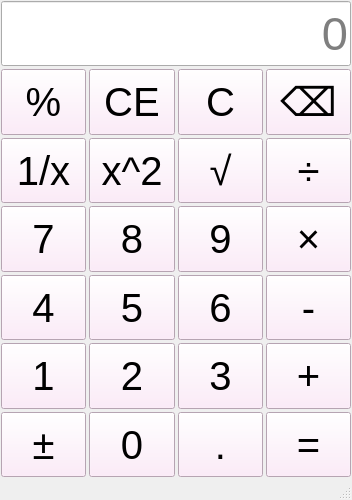
Junna223/study, file mainwindow.ui: the form before one commit.
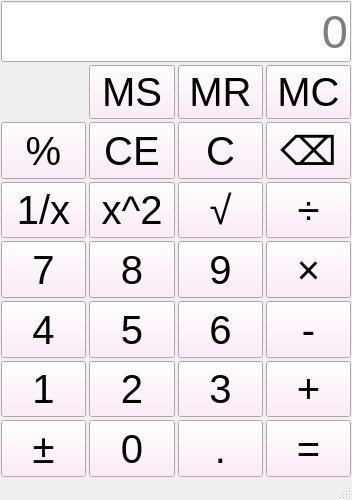
The form after the commit.

Diff of the .ui file:
```diff
--- a/mainwindow.ui
+++ b/mainwindow.ui
@@ -53,8 +53,8 @@
     </property>
     <item>
      <layout class="QGridLayout" name="gridLayout">
-      <item row="4" column="1">
-       <widget class="QPushButton" name="btnNum8">
+      <item row="3" column="3">
+       <widget class="QPushButton" name="btnDivide">
         <property name="sizePolicy">
          <sizepolicy hsizetype="Minimum" vsizetype="Preferred">
           <horstretch>0</horstretch>
@@ -62,11 +62,50 @@
          </sizepolicy>
         </property>
         <property name="text">
-         <string>8</string>
+         <string>÷</string>
         </property>
        </widget>
       </item>
-      <item row="6" column="3">
+      <item row="7" column="0">
+       <widget class="QPushButton" name="btnNum1">
+        <property name="sizePolicy">
+         <sizepolicy hsizetype="Minimum" vsizetype="Preferred">
+          <horstretch>0</horstretch>
+          <verstretch>0</verstretch>
+         </sizepolicy>
+        </property>
+        <property name="text">
+         <string>1</string>
+        </property>
+       </widget>
+      </item>
+      <item row="9" column="0">
+       <widget class="QPushButton" name="btnPlusMinus">
+        <property name="sizePolicy">
+         <sizepolicy hsizetype="Minimum" vsizetype="Preferred">
+          <horstretch>0</horstretch>
+          <verstretch>0</verstretch>
+         </sizepolicy>
+        </property>
+        <property name="text">
+         <string>±</string>
+        </property>
+       </widget>
+      </item>
+      <item row="3" column="2">
+       <widget class="QPushButton" name="btnSqrt">
+        <property name="sizePolicy">
+         <sizepolicy hsizetype="Minimum" vsizetype="Preferred">
+          <horstretch>0</horstretch>
+          <verstretch>0</verstretch>
+         </sizepolicy>
+        </property>
+        <property name="text">
+         <string>√</string>
+        </property>
+       </widget>
+      </item>
+      <item row="7" column="3">
        <widget class="QPushButton" name="btnPlus">
         <property name="sizePolicy">
          <sizepolicy hsizetype="Minimum" vsizetype="Preferred">
@@ -79,8 +118,8 @@
         </property>
        </widget>
       </item>
-      <item row="4" column="3">
-       <widget class="QPushButton" name="btnMultipe">
+      <item row="6" column="0">
+       <widget class="QPushButton" name="btnNum4">
         <property name="sizePolicy">
          <sizepolicy hsizetype="Minimum" vsizetype="Preferred">
           <horstretch>0</horstretch>
@@ -88,24 +127,11 @@
          </sizepolicy>
         </property>
         <property name="text">
-         <string>×</string>
+         <string>4</string>
         </property>
        </widget>
       </item>
-      <item row="5" column="3">
-       <widget class="QPushButton" name="btnMinus">
-        <property name="sizePolicy">
-         <sizepolicy hsizetype="Minimum" vsizetype="Preferred">
-          <horstretch>0</horstretch>
-          <verstretch>0</verstretch>
-         </sizepolicy>
-        </property>
-        <property name="text">
-         <string>-</string>
-        </property>
-       </widget>
-      </item>
-      <item row="5" column="1">
+      <item row="6" column="1">
        <widget class="QPushButton" name="btnNum5">
         <property name="sizePolicy">
          <sizepolicy hsizetype="Minimum" vsizetype="Preferred">
@@ -118,7 +144,33 @@
         </property>
        </widget>
       </item>
-      <item row="8" column="2">
+      <item row="6" column="2">
+       <widget class="QPushButton" name="btnNum6">
+        <property name="sizePolicy">
+         <sizepolicy hsizetype="Minimum" vsizetype="Preferred">
+          <horstretch>0</horstretch>
+          <verstretch>0</verstretch>
+         </sizepolicy>
+        </property>
+        <property name="text">
+         <string>6</string>
+        </property>
+       </widget>
+      </item>
+      <item row="9" column="1">
+       <widget class="QPushButton" name="btnNum0">
+        <property name="sizePolicy">
+         <sizepolicy hsizetype="Minimum" vsizetype="Preferred">
+          <horstretch>0</horstretch>
+          <verstretch>0</verstretch>
+         </sizepolicy>
+        </property>
+        <property name="text">
+         <string>0</string>
+        </property>
+       </widget>
+      </item>
+      <item row="9" column="2">
        <widget class="QPushButton" name="btnPeriod">
         <property name="sizePolicy">
          <sizepolicy hsizetype="Minimum" vsizetype="Preferred">
@@ -131,7 +183,20 @@
         </property>
        </widget>
       </item>
-      <item row="1" column="3">
+      <item row="5" column="3">
+       <widget class="QPushButton" name="btnMultipe">
+        <property name="sizePolicy">
+         <sizepolicy hsizetype="Minimum" vsizetype="Preferred">
+          <horstretch>0</horstretch>
+          <verstretch>0</verstretch>
+         </sizepolicy>
+        </property>
+        <property name="text">
+         <string>×</string>
+        </property>
+       </widget>
+      </item>
+      <item row="2" column="3">
        <widget class="QPushButton" name="btnDel">
         <property name="sizePolicy">
          <sizepolicy hsizetype="Minimum" vsizetype="Preferred">
@@ -144,8 +209,8 @@
         </property>
        </widget>
       </item>
-      <item row="6" column="2">
-       <widget class="QPushButton" name="btnNum3">
+      <item row="5" column="0">
+       <widget class="QPushButton" name="btnNum7">
         <property name="sizePolicy">
          <sizepolicy hsizetype="Minimum" vsizetype="Preferred">
           <horstretch>0</horstretch>
@@ -153,12 +218,12 @@
          </sizepolicy>
         </property>
         <property name="text">
-         <string>3</string>
+         <string>7</string>
         </property>
        </widget>
       </item>
-      <item row="2" column="3">
-       <widget class="QPushButton" name="btnDivide">
+      <item row="6" column="3">
+       <widget class="QPushButton" name="btnMinus">
         <property name="sizePolicy">
          <sizepolicy hsizetype="Minimum" vsizetype="Preferred">
           <horstretch>0</horstretch>
@@ -166,11 +231,11 @@
          </sizepolicy>
         </property>
         <property name="text">
-         <string>÷</string>
+         <string>-</string>
         </property>
        </widget>
       </item>
-      <item row="2" column="1">
+      <item row="3" column="1">
        <widget class="QPushButton" name="btnSquare">
         <property name="sizePolicy">
          <sizepolicy hsizetype="Minimum" vsizetype="Preferred">
@@ -184,45 +249,6 @@
        </widget>
       </item>
       <item row="2" column="0">
-       <widget class="QPushButton" name="btnInverse">
-        <property name="sizePolicy">
-         <sizepolicy hsizetype="Minimum" vsizetype="Preferred">
-          <horstretch>0</horstretch>
-          <verstretch>0</verstretch>
-         </sizepolicy>
-        </property>
-        <property name="text">
-         <string>1/x</string>
-        </property>
-       </widget>
-      </item>
-      <item row="2" column="2">
-       <widget class="QPushButton" name="btnSqrt">
-        <property name="sizePolicy">
-         <sizepolicy hsizetype="Minimum" vsizetype="Preferred">
-          <horstretch>0</horstretch>
-          <verstretch>0</verstretch>
-         </sizepolicy>
-        </property>
-        <property name="text">
-         <string>√</string>
-        </property>
-       </widget>
-      </item>
-      <item row="5" column="2">
-       <widget class="QPushButton" name="btnNum6">
-        <property name="sizePolicy">
-         <sizepolicy hsizetype="Minimum" vsizetype="Preferred">
-          <horstretch>0</horstretch>
-          <verstretch>0</verstretch>
-         </sizepolicy>
-        </property>
-        <property name="text">
-         <string>6</string>
-        </property>
-       </widget>
-      </item>
-      <item row="1" column="0">
        <widget class="QPushButton" name="btnPercentage">
         <property name="sizePolicy">
          <sizepolicy hsizetype="Minimum" vsizetype="Preferred">
@@ -235,6 +261,45 @@
         </property>
        </widget>
       </item>
+      <item row="2" column="1">
+       <widget class="QPushButton" name="btnClearAll">
+        <property name="sizePolicy">
+         <sizepolicy hsizetype="Minimum" vsizetype="Preferred">
+          <horstretch>0</horstretch>
+          <verstretch>0</verstretch>
+         </sizepolicy>
+        </property>
+        <property name="text">
+         <string>CE</string>
+        </property>
+       </widget>
+      </item>
+      <item row="5" column="2">
+       <widget class="QPushButton" name="btnNum9">
+        <property name="sizePolicy">
+         <sizepolicy hsizetype="Minimum" vsizetype="Preferred">
+          <horstretch>0</horstretch>
+          <verstretch>0</verstretch>
+         </sizepolicy>
+        </property>
+        <property name="text">
+         <string>9</string>
+        </property>
+       </widget>
+      </item>
+      <item row="9" column="3">
+       <widget class="QPushButton" name="btnEqual">
+        <property name="sizePolicy">
+         <sizepolicy hsizetype="Minimum" vsizetype="Preferred">
+          <horstretch>0</horstretch>
+          <verstretch>0</verstretch>
+         </sizepolicy>
+        </property>
+        <property name="text">
+         <string>=</string>
+        </property>
+       </widget>
+      </item>
       <item row="0" column="0" colspan="4">
        <widget class="QLineEdit" name="display">
         <property name="sizePolicy">
@@ -251,8 +316,8 @@
         </property>
        </widget>
       </item>
-      <item row="5" column="0">
-       <widget class="QPushButton" name="btnNum4">
+      <item row="3" column="0">
+       <widget class="QPushButton" name="btnInverse">
         <property name="sizePolicy">
          <sizepolicy hsizetype="Minimum" vsizetype="Preferred">
           <horstretch>0</horstretch>
@@ -260,11 +325,11 @@
          </sizepolicy>
         </property>
         <property name="text">
-         <string>4</string>
+         <string>1/x</string>
         </property>
        </widget>
       </item>
-      <item row="1" column="2">
+      <item row="2" column="2">
        <widget class="QPushButton" name="btnClear">
         <property name="sizePolicy">
          <sizepolicy hsizetype="Minimum" vsizetype="Preferred">
@@ -277,7 +342,33 @@
         </property>
        </widget>
       </item>
-      <item row="6" column="1">
+      <item row="7" column="2">
+       <widget class="QPushButton" name="btnNum3">
+        <property name="sizePolicy">
+         <sizepolicy hsizetype="Minimum" vsizetype="Preferred">
+          <horstretch>0</horstretch>
+          <verstretch>0</verstretch>
+         </sizepolicy>
+        </property>
+        <property name="text">
+         <string>3</string>
+        </property>
+       </widget>
+      </item>
+      <item row="5" column="1">
+       <widget class="QPushButton" name="btnNum8">
+        <property name="sizePolicy">
+         <sizepolicy hsizetype="Minimum" vsizetype="Preferred">
+          <horstretch>0</horstretch>
+          <verstretch>0</verstretch>
+         </sizepolicy>
+        </property>
+        <property name="text">
+         <string>8</string>
+        </property>
+       </widget>
+      </item>
+      <item row="7" column="1">
        <widget class="QPushButton" name="btnNum2">
         <property name="sizePolicy">
          <sizepolicy hsizetype="Minimum" vsizetype="Preferred">
@@ -290,94 +381,24 @@
         </property>
        </widget>
       </item>
+      <item row="1" column="2">
+       <widget class="QPushButton" name="btnMR">
+        <property name="text">
+         <string>MR</string>
+        </property>
+       </widget>
+      </item>
       <item row="1" column="1">
-       <widget class="QPushButton" name="btnClearAll">
-        <property name="sizePolicy">
-         <sizepolicy hsizetype="Minimum" vsizetype="Preferred">
-          <horstretch>0</horstretch>
-          <verstretch>0</verstretch>
-         </sizepolicy>
-        </property>
+       <widget class="QPushButton" name="btnMS">
         <property name="text">
-         <string>CE</string>
+         <string>MS</string>
         </property>
        </widget>
       </item>
-      <item row="8" column="3">
-       <widget class="QPushButton" name="btnEqual">
-        <property name="sizePolicy">
-         <sizepolicy hsizetype="Minimum" vsizetype="Preferred">
-          <horstretch>0</horstretch>
-          <verstretch>0</verstretch>
-         </sizepolicy>
-        </property>
+      <item row="1" column="3">
+       <widget class="QPushButton" name="btnMC">
         <property name="text">
-         <string>=</string>
-        </property>
-       </widget>
-      </item>
-      <item row="4" column="0">
-       <widget class="QPushButton" name="btnNum7">
-        <property name="sizePolicy">
-         <sizepolicy hsizetype="Minimum" vsizetype="Preferred">
-          <horstretch>0</horstretch>
-          <verstretch>0</verstretch>
-         </sizepolicy>
-        </property>
-        <property name="text">
-         <string>7</string>
-        </property>
-       </widget>
-      </item>
-      <item row="6" column="0">
-       <widget class="QPushButton" name="btnNum1">
-        <property name="sizePolicy">
-         <sizepolicy hsizetype="Minimum" vsizetype="Preferred">
-          <horstretch>0</horstretch>
-          <verstretch>0</verstretch>
-         </sizepolicy>
-        </property>
-        <property name="text">
-         <string>1</string>
-        </property>
-       </widget>
-      </item>
-      <item row="4" column="2">
-       <widget class="QPushButton" name="btnNum9">
-        <property name="sizePolicy">
-         <sizepolicy hsizetype="Minimum" vsizetype="Preferred">
-          <horstretch>0</horstretch>
-          <verstretch>0</verstretch>
-         </sizepolicy>
-        </property>
-        <property name="text">
-         <string>9</string>
-        </property>
-       </widget>
-      </item>
-      <item row="8" column="1">
-       <widget class="QPushButton" name="btnNum0">
-        <property name="sizePolicy">
-         <sizepolicy hsizetype="Minimum" vsizetype="Preferred">
-          <horstretch>0</horstretch>
-          <verstretch>0</verstretch>
-         </sizepolicy>
-        </property>
-        <property name="text">
-         <string>0</string>
-        </property>
-       </widget>
-      </item>
-      <item row="8" column="0">
-       <widget class="QPushButton" name="btnPlusMinus">
-        <property name="sizePolicy">
-         <sizepolicy hsizetype="Minimum" vsizetype="Preferred">
-          <horstretch>0</horstretch>
-          <verstretch>0</verstretch>
-         </sizepolicy>
-        </property>
-        <property name="text">
-         <string>±</string>
+         <string>MC</string>
         </property>
        </widget>
       </item>
```
